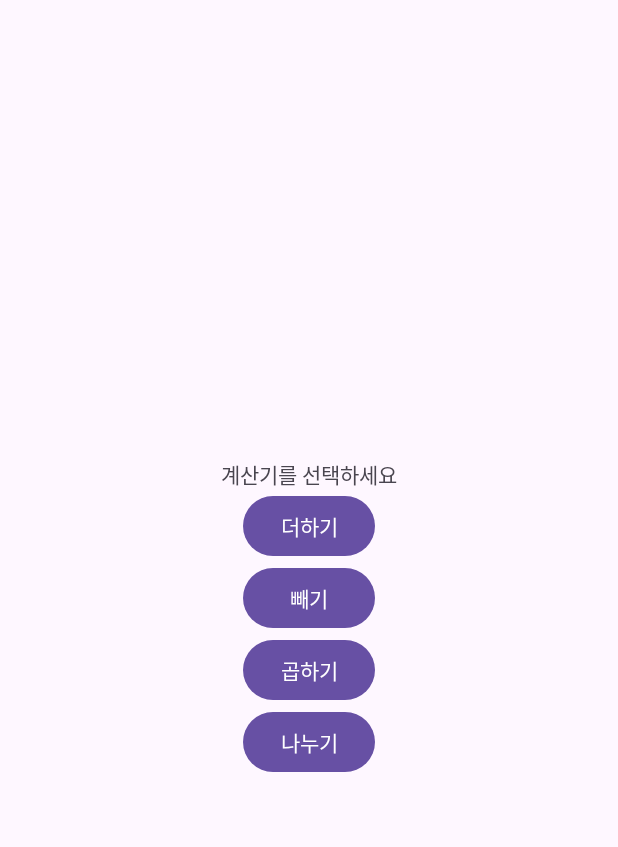
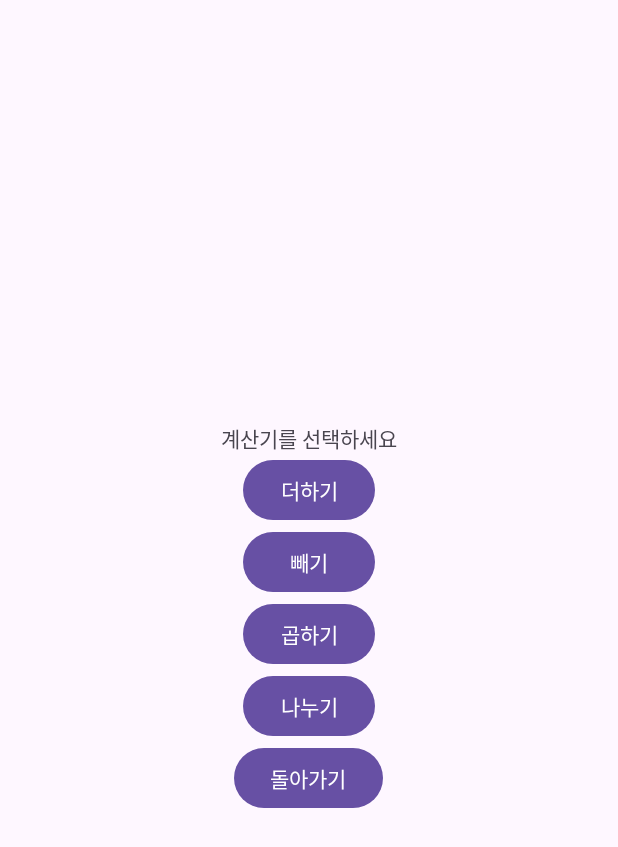
Before and after one commit to NOOYOUNG/Android, an Android app: the screen it shows after launch (SecondActivity), after a tap on "계산하기", on a phone screen of 412 x 824 dp. Shown: the top 847 px of the screen. Run offline under Robolectric (Android 15) with nearby library versions, the phone set to English and light mode, and no system bars.

Commit message:
초기 커밋

```diff
--- a/CalActivity/app/src/main/java/com/example/calactivity/MainActivity.java
+++ b/CalActivity/app/src/main/java/com/example/calactivity/MainActivity.java
@@ -7,6 +7,7 @@ import android.os.Bundle;
 import android.view.View;
 import android.widget.Button;
 import android.widget.EditText;
+import android.widget.Toast;
 
 public class MainActivity extends AppCompatActivity {
 
@@ -18,26 +19,40 @@ public class MainActivity extends AppCompatActivity {
         super.onCreate(savedInstanceState);
         setContentView(R.layout.activity_main);
 
-        btn=(Button) findViewById(R.id.button);
-        editText1=(EditText) findViewById(R.id.editText1);
-        editText2=(EditText) findViewById(R.id.editText2);
+        btn = findViewById(R.id.button);
+        editText1 = findViewById(R.id.editText1);
+        editText2 = findViewById(R.id.editText2);
 
         btn.setOnClickListener(new View.OnClickListener() {
             @Override
             public void onClick(View view) {
-                String N1=editText1.getText().toString();
-                String N2=editText2.getText().toString();
-                int num1=0, num2=0;
-                if(!N1.isEmpty()&&!N2.isEmpty()){
-                    num1=Integer.parseInt(N1);
-                    num2=Integer.parseInt(N2);
+                String N1 = editText1.getText().toString();
+                String N2 = editText2.getText().toString();
+                int num1 = 0, num2 = 0;
+
+                if (!N1.isEmpty() && !N2.isEmpty()) {
+                    num1 = Integer.parseInt(N1);
+                    num2 = Integer.parseInt(N2);
                 }
 
-                Intent intent=new Intent(getApplicationContext(), SecondActivity.class);
+                Intent intent = new Intent(getApplicationContext(), SecondActivity.class);
                 intent.putExtra("Num1", num1);
                 intent.putExtra("Num2", num2);
-                startActivity(intent);
+
+                // startActivityForResult 호출 (requestCode는 1로 설정)
+                startActivityForResult(intent, 1);
             }
         });
     }
+
+    @Override
+    protected void onActivityResult(int requestCode, int resultCode, Intent data) {
+        super.onActivityResult(requestCode, resultCode, data);
+        if (resultCode == RESULT_OK && requestCode == 1) {
+            // SecondActivity에서 전달한 결과 받기
+            int calResult = data.getIntExtra("calResult", 0);
+            // 계산 결과를 Toast로 표시
+            Toast.makeText(getApplicationContext(), "계산 결과는 " + calResult, Toast.LENGTH_SHORT).show();
+        }
+    }
 }
--- a/CalActivity/app/src/main/java/com/example/calactivity/SecondActivity.java
+++ b/CalActivity/app/src/main/java/com/example/calactivity/SecondActivity.java
@@ -7,54 +7,76 @@ import android.view.View;
 import android.widget.Button;
 import android.widget.Toast;
 
-public class SecondActivity extends AppCompatActivity{
+public class SecondActivity extends AppCompatActivity {
 
-    Button btn1, btn2, btn3, btn4;
+    Button btn1, btn2, btn3, btn4, btn5;
+    int result;
 
     @Override
-    protected void onCreate(Bundle savedInstanceState){
+    protected void onCreate(Bundle savedInstanceState) {
         super.onCreate(savedInstanceState);
         setContentView(R.layout.second);
         setTitle("Second 액티비티");
 
-        Intent intent=getIntent();
-        int n1=intent.getIntExtra("Num1", 0);
-        int n2=intent.getIntExtra("Num2", 0);
+        Intent intent = getIntent();
+        int n1 = intent.getIntExtra("Num1", 0);
+        int n2 = intent.getIntExtra("Num2", 0);
 
-        btn1=(Button) findViewById(R.id.button1);
-        btn2=(Button) findViewById(R.id.button2);
-        btn3=(Button) findViewById(R.id.button3);
-        btn4=(Button) findViewById(R.id.button4);
+        btn1 = findViewById(R.id.button1);
+        btn2 = findViewById(R.id.button2);
+        btn3 = findViewById(R.id.button3);
+        btn4 = findViewById(R.id.button4);
+        btn5 = findViewById(R.id.button5);
 
+        // 더하기 버튼 클릭 시
         btn1.setOnClickListener(new View.OnClickListener() {
             @Override
             public void onClick(View view) {
-                int result=n1+n2;
-                Toast.makeText(getApplicationContext(), "계산결과는 "+result, Toast.LENGTH_SHORT).show();
+                result = n1 + n2;
+                Toast.makeText(getApplicationContext(), "계산결과는 " + result, Toast.LENGTH_SHORT).show();
             }
         });
 
+        // 빼기 버튼 클릭 시
         btn2.setOnClickListener(new View.OnClickListener() {
             @Override
             public void onClick(View view) {
-                int result=n1-n2;
-                Toast.makeText(getApplicationContext(), "계산결과는 "+result, Toast.LENGTH_SHORT).show();
+                result = n1 - n2;
+                Toast.makeText(getApplicationContext(), "계산결과는 " + result, Toast.LENGTH_SHORT).show();
             }
         });
 
+        // 곱하기 버튼 클릭 시
         btn3.setOnClickListener(new View.OnClickListener() {
             @Override
             public void onClick(View view) {
-                int result=n1*n2;
-                Toast.makeText(getApplicationContext(), "계산결과는 "+result, Toast.LENGTH_SHORT).show();
+                result = n1 * n2;
+                Toast.makeText(getApplicationContext(), "계산결과는 " + result, Toast.LENGTH_SHORT).show();
             }
         });
 
+        // 나누기 버튼 클릭 시
         btn4.setOnClickListener(new View.OnClickListener() {
             @Override
             public void onClick(View view) {
-                int result=n1/n2;
-                Toast.makeText(getApplicationContext(), "계산결과는 "+result, Toast.LENGTH_SHORT).show();
+                if (n2 != 0) {
+                    result = n1 / n2;
+                    Toast.makeText(getApplicationContext(), "계산결과는 " + result, Toast.LENGTH_SHORT).show();
+                } else {
+                    Toast.makeText(getApplicationContext(), "0으로 나눌 수 없습니다.", Toast.LENGTH_SHORT).show();
+                }
+            }
+        });
+
+        // 돌아가기 버튼 클릭 시
+        btn5.setOnClickListener(new View.OnClickListener() {
+            @Override
+            public void onClick(View view) {
+                // MainActivity로 돌아갈 때, 결과를 전달
+                Intent outIntent = new Intent();
+                outIntent.putExtra("calResult", result);
+                setResult(RESULT_OK, outIntent);
+                finish();  // SecondActivity 종료
             }
         });
     }
--- a/CalActivity/app/src/main/res/layout/second.xml
+++ b/CalActivity/app/src/main/res/layout/second.xml
@@ -37,4 +37,10 @@
         android:layout_height="wrap_content"
         android:text="나누기" />
 
+    <Button
+        android:id="@+id/button5"
+        android:layout_width="wrap_content"
+        android:layout_height="wrap_content"
+        android:text="돌아가기" />
+
 </LinearLayout>
```
Also changed, not shown: ImagePoll/app/src/main/res/drawable/pic1.png (added), ImagePoll/app/src/main/res/drawable/pic2.png (added), ImagePoll/app/src/main/res/drawable/pic3.png (added), ImagePoll/app/src/main/res/drawable/pic4.png (added), ImagePoll/app/src/main/res/drawable/pic5.png (added), ImagePoll/app/src/main/res/drawable/pic6.png (added), ImagePoll/app/src/main/res/drawable/pic7.png (added), ImagePoll/app/src/main/res/drawable/pic8.png (added), ImagePoll/app/src/main/res/drawable/pic9.png (added).
